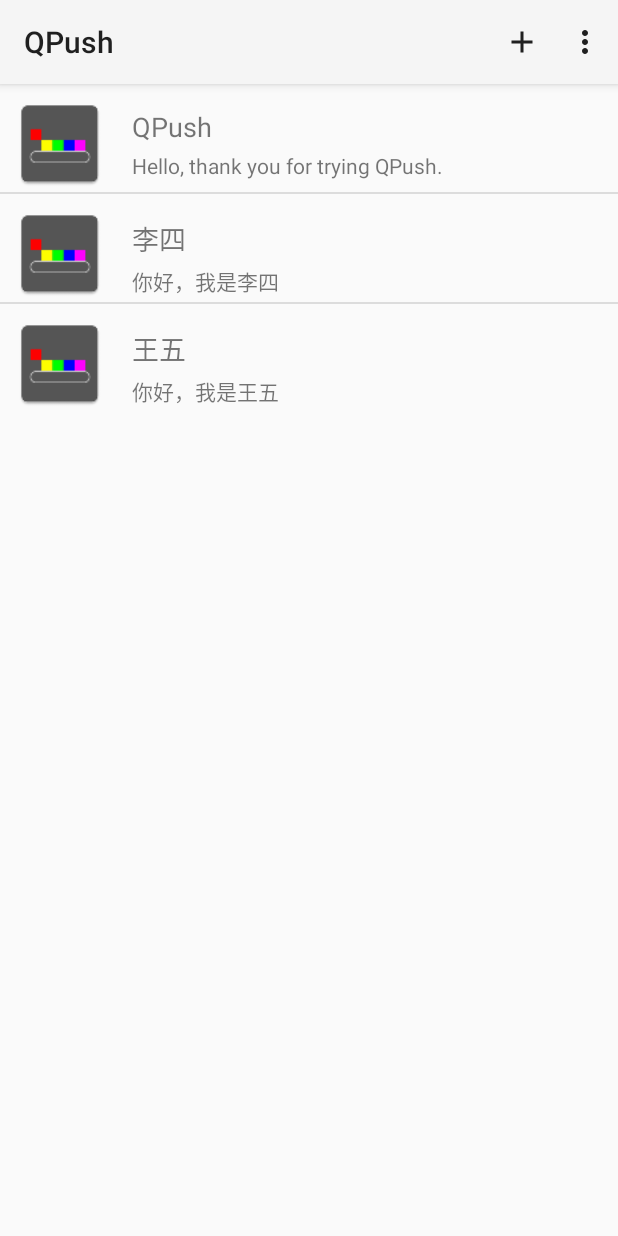
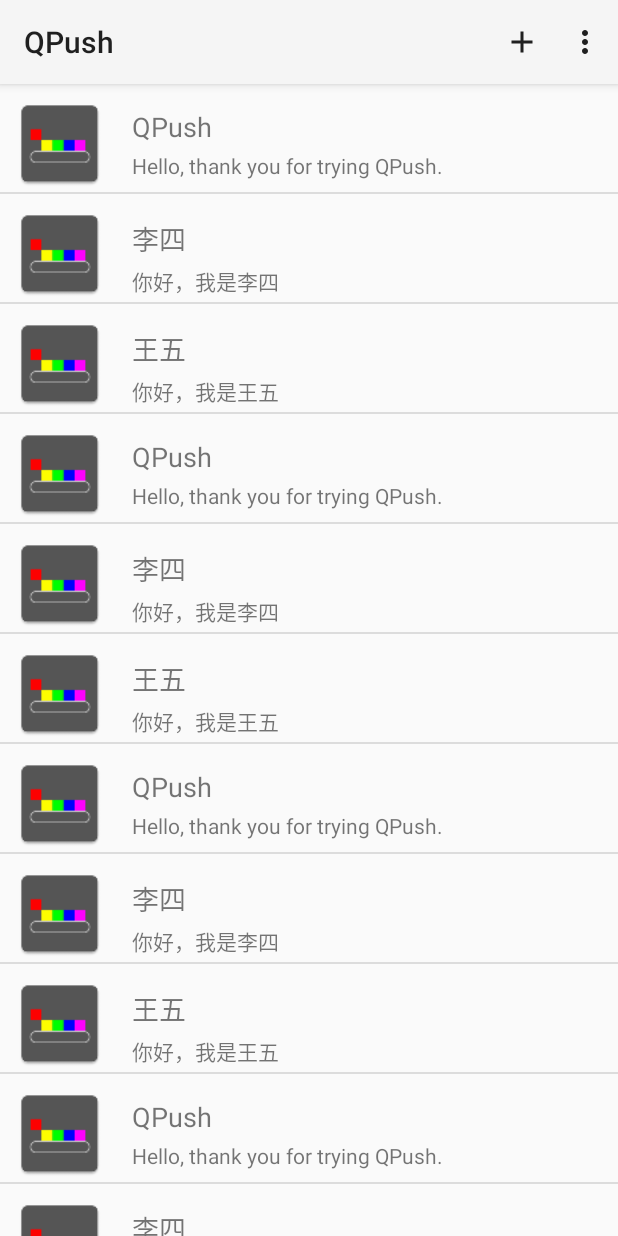
Before and after one commit to cnmozzie/QPush-android-client, an Android app: the screen it shows after launch (MainActivity), on a phone screen of 412 x 824 dp. Run offline under Robolectric (Android 15) with nearby library versions, the light colour scheme and no system bars; libraries missing offline, so code that uses them is left out: com.xiaomi.channel, com.xiaomi.mipush; 3 statements that could not run were skipped.

Commit message:
Add dialog activity
also re-organized the file structure

```diff
--- a/app/build.gradle
+++ b/app/build.gradle
@@ -34,6 +34,7 @@
     implementation 'com.google.android.material:material:1.1.0'
     implementation 'androidx.constraintlayout:constraintlayout:1.1.3'
     implementation files('libs\\MiPush_SDK_Client_3_8_5.jar')
+    implementation 'androidx.cardview:cardview:1.0.0'
     testImplementation 'junit:junit:4.+'
     androidTestImplementation 'androidx.test.ext:junit:1.1.1'
     androidTestImplementation 'androidx.test.espresso:espresso-core:3.2.0'
--- a/app/src/main/AndroidManifest.xml
+++ b/app/src/main/AndroidManifest.xml
@@ -23,7 +23,8 @@
         android:roundIcon="@mipmap/ic_launcher_round"
         android:supportsRtl="true"
         android:theme="@style/Theme.AppCompat.Light.NoActionBar">
-        <activity android:name=".SystemLogsActivity"></activity>
+        <activity android:name=".DialogActivity"></activity>
+        <activity android:name=".SystemLogsActivity" />
         <activity android:name=".MainActivity">
             <intent-filter>
                 <action android:name="android.intent.action.MAIN" />
--- /dev/null
+++ b/app/src/main/java/halfdayman/qpush/Dialog.java
@@ -0,0 +1,25 @@
+package halfdayman.qpush;
+
+public class Dialog {
+    private String theme = "haha";
+    private String content = "hahahaha";
+    private int imageId = 0;
+
+    public Dialog(int image1,String text1, String text2) {
+        imageId = image1;
+        theme = text1;
+        content = text2;
+    }
+
+    public int getImageId() {
+        return imageId;
+    }
+
+    public String getTheme() {
+        return theme;
+    }
+
+    public String getContent() {
+        return content;
+    }
+}
--- /dev/null
+++ b/app/src/main/java/halfdayman/qpush/DialogAdapter.java
@@ -0,0 +1,65 @@
+package halfdayman.qpush;
+
+import android.content.Context;
+import android.view.LayoutInflater;
+import android.view.View;
+import android.view.ViewGroup;
+import android.widget.ArrayAdapter;
+import android.widget.ImageView;
+import android.widget.TextView;
+
+import java.util.List;
+
+/**
+ * Created by coder-tu on 2016/1/13.
+ */
+public class DialogAdapter extends ArrayAdapter<Dialog> {
+
+    int resourceId=R.layout.list_item;
+
+    public DialogAdapter(List<Dialog> datas, Context mContext) {
+        super(mContext, R.layout.list_item, datas);
+    }
+
+    // convertView 参数用于将之前加载好的布局进行缓存
+    @Override
+    public View getView(int position, View convertView, ViewGroup parent){
+        Dialog dialog= (Dialog) getItem(position); //获取当前项的Fruit实例
+
+        // 加个判断，以免ListView每次滚动时都要重新加载布局，以提高运行效率
+        View view;
+        ViewHolder viewHolder;
+        if (convertView==null){
+
+            // 避免ListView每次滚动时都要重新加载布局，以提高运行效率
+            view=LayoutInflater.from(getContext()).inflate(resourceId, parent,false);
+
+            // 避免每次调用getView()时都要重新获取控件实例
+            viewHolder=new ViewHolder();
+            viewHolder.imageView=view.findViewById(R.id.image1);
+            viewHolder.titleView=view.findViewById(R.id.text1);
+            viewHolder.textView=view.findViewById(R.id.text2);
+
+            // 将ViewHolder存储在View中（即将控件的实例存储在其中）
+            view.setTag(viewHolder);
+        }
+        else{
+            view=convertView;
+            viewHolder=(ViewHolder) view.getTag();
+        }
+
+        // 获取控件实例，并调用set...方法使其显示出来
+        viewHolder.imageView.setImageResource(dialog.getImageId());
+        viewHolder.titleView.setText(dialog.getTheme());
+        viewHolder.textView.setText(dialog.getContent());
+        return view;
+    }
+
+    // 定义一个内部类，用于对控件的实例进行缓存
+    class ViewHolder{
+        ImageView imageView;
+        TextView titleView;
+        TextView textView;
+    }
+
+}
--- a/app/src/main/java/halfdayman/qpush/MainActivity.java
+++ b/app/src/main/java/halfdayman/qpush/MainActivity.java
@@ -8,16 +8,18 @@
 import android.util.Log;
 import android.view.Menu;
 import android.view.MenuItem;
+import android.view.View;
+import android.widget.AdapterView;
 import android.widget.ListView;
+import android.widget.Toast;
 
 import java.util.ArrayList;
 import java.util.List;
 
 public class MainActivity extends AppCompatActivity {
 
-    private List<Message> lists;
-    private MyAdapter adapter;
-    private ListView listView;
+    // dialogList用于存储数据
+    private List<Dialog> dialogList=new ArrayList<>();
 
     @Override
     protected void onCreate(Bundle savedInstanceState) {
@@ -27,13 +29,34 @@
         Toolbar myToolbar = (Toolbar) findViewById(R.id.my_toolbar);
         setSupportActionBar(myToolbar);
 
-        listView = (ListView) findViewById(R.id.dialog_list);
-        lists = new ArrayList<>();
-        lists.add(new Message(R.mipmap.ic_launcher,"QPush","Hello, thank you for trying QPush."));
-        lists.add(new Message(R.mipmap.ic_launcher,"李四","你好，我是李四"));
-        lists.add(new Message(R.mipmap.ic_launcher,"王五","你好，我是王五"));
-        adapter = new MyAdapter(lists,MainActivity.this);
+        // 先拿到数据并放在适配器上
+        initDialogs();
+        DialogAdapter adapter=new DialogAdapter(dialogList,MainActivity.this);
+
+        // 将适配器上的数据传递给listView
+        ListView listView=findViewById(R.id.dialog_list);
         listView.setAdapter(adapter);
+
+        // 为ListView注册一个监听器，当用户点击了ListView中的任何一个子项时，就会回调onItemClick()方法
+        // 在这个方法中可以通过position参数判断出用户点击的是那一个子项
+        listView.setOnItemClickListener(new AdapterView.OnItemClickListener() {
+            @Override
+            public void onItemClick(AdapterView<?> parent, View view, int position, long id) {
+                Dialog dialog=dialogList.get(position);
+                Toast.makeText(MainActivity.this,dialog.getTheme(),Toast.LENGTH_SHORT).show();
+                Intent intent = new Intent(MainActivity.this, DialogActivity.class);
+                startActivity(intent);
+            }
+        });
+    }
+
+    // 初始化数据
+    private void initDialogs(){
+        for(int i=0;i<10;i++){
+            dialogList.add(new Dialog(R.mipmap.ic_launcher,"QPush","Hello, thank you for trying QPush."));
+            dialogList.add(new Dialog(R.mipmap.ic_launcher,"李四","你好，我是李四"));
+            dialogList.add(new Dialog(R.mipmap.ic_launcher,"王五","你好，我是王五"));
+        }
     }
 
     public boolean onCreateOptionsMenu(Menu menu) {
--- a/app/src/main/java/halfdayman/qpush/MyAdapter.java
+++ /dev/null
@@ -1,99 +0,0 @@
-package halfdayman.qpush;
-
-import android.content.Context;
-import android.text.Layout;
-import android.view.LayoutInflater;
-import android.view.View;
-import android.view.ViewGroup;
-import android.widget.BaseAdapter;
-import android.widget.ImageView;
-import android.widget.TextView;
-
-import java.util.ArrayList;
-import java.util.List;
-
-/**
- * Created by coder-tu on 2016/1/13.
- */
-public class MyAdapter extends BaseAdapter {
-    private List<Message> Datas;
-    private Context mContext;
-
-    public MyAdapter(List<Message> datas, Context mContext) {
-        Datas = datas;
-        this.mContext = mContext;
-    }
-
-    /**
-     * 返回item的个数
-     * @return
-     */
-    @Override
-    public int getCount() {
-        return Datas.size();
-    }
-
-    /**
-     * 返回每一个item对象
-     * @param i
-     * @return
-     */
-    @Override
-    public Object getItem(int i) {
-        return Datas.get(i);
-    }
-
-    /**
-     * 返回每一个item的id
-     * @param i
-     * @return
-     */
-    @Override
-    public long getItemId(int i) {
-        return i;
-    }
-
-    /**
-     * 暂时不做优化处理，后面会专门整理BaseAdapter的优化
-     * @param i
-     * @param view
-     * @param viewGroup
-     * @return
-     */
-    @Override
-    public View getView(int i, View view, ViewGroup viewGroup) {
-        view = LayoutInflater.from(mContext).inflate(R.layout.list_item,viewGroup,false);
-        ImageView imageView = (ImageView) view.findViewById(R.id.image1);
-        TextView textView1 = (TextView) view.findViewById(R.id.text1);
-        TextView textView2 = (TextView) view.findViewById(R.id.text2);
-        imageView.setImageResource(Datas.get(i).getImageId());
-        textView1.setText(Datas.get(i).getTheme());
-        textView2.setText(Datas.get(i).getContent());
-//        此处需要返回view 不能是view中某一个
-        return view;
-    }
-}
-
-class Message {
-    private String theme = "haha";
-    private String content = "hahahaha";
-    private int imageId = 0;
-
-    public Message(int image1,String text1, String text2) {
-        imageId = image1;
-        theme = text1;
-        content = text2;
-    }
-
-    public int getImageId() {
-        return imageId;
-    }
-
-    public String getTheme() {
-        return theme;
-    }
-
-    public String getContent() {
-        return content;
-    }
-}
--- a/app/src/main/res/layout/activity_system_logs.xml
+++ b/app/src/main/res/layout/activity_system_logs.xml
@@ -35,7 +35,7 @@
         <LinearLayout
             android:layout_width="match_parent"
             android:layout_height="wrap_content"
-            android:orientation="vertical" >
+            android:orientation="vertical">
 
             <TextView
                 android:id="@+id/log"
--- a/app/src/main/res/layout/list_item.xml
+++ b/app/src/main/res/layout/list_item.xml
@@ -39,16 +39,16 @@
             android:layout_width="wrap_content"
             android:layout_height="wrap_content"
             android:layout_marginTop="8dp"
-            android:text="哈哈"
-            android:textSize="18sp" />
+            android:textSize="18sp"
+            tools:text="标题" />
 
         <TextView
             android:id="@+id/text2"
             android:layout_width="wrap_content"
             android:layout_height="wrap_content"
             android:layout_marginTop="4dp"
-            android:text="哈哈哈哈哈"
-            android:textSize="14sp" />
+            android:textSize="14sp"
+            tools:text="这里是内容" />
     </LinearLayout>
 
 </androidx.constraintlayout.widget.ConstraintLayout>
```
Also changed, not shown: app/src/main/java/halfdayman/qpush/DialogActivity.java (added, +26 -0 lines), app/src/main/res/layout/activity_dialog.xml (added, +76 -0 lines).
